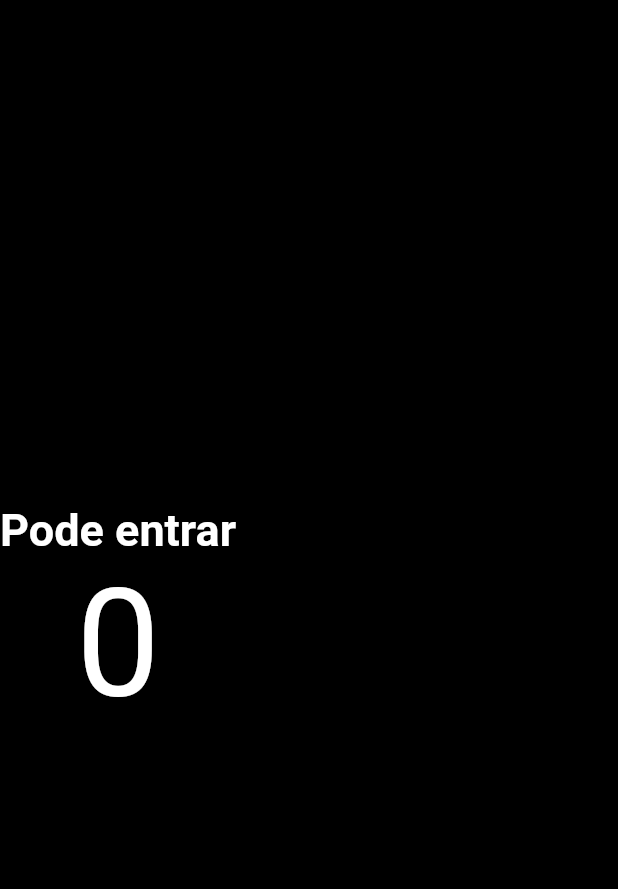
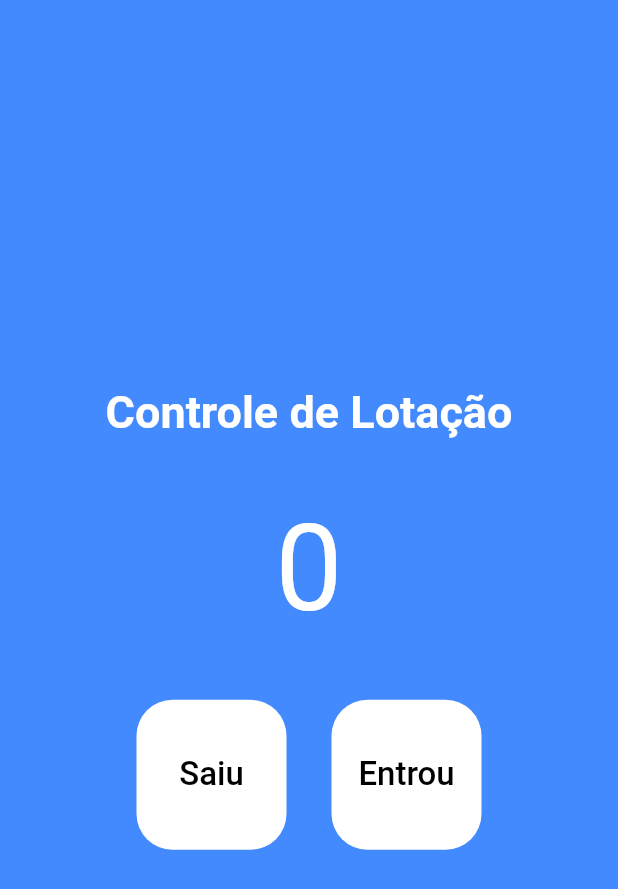
Before and after one commit to IvanHSilva/flutter_app01_people_counter, a Flutter app: the screen it shows after launch, on a phone screen of 412 x 824 dp. Shown: the top 889 px of the screen. Run offline on Flutter 3.47's test engine with Material 2 defaults, Android fonts, the phone set to English and light mode, and no system bars.

Commit message:
Buttons and layout size anda alignment

```diff
--- a/lib/main.dart
+++ b/lib/main.dart
@@ -18,27 +18,85 @@ class MyApp extends StatelessWidget {
 class HomePage extends StatelessWidget {
   const HomePage({Key? key}) : super(key: key);
 
+  void decrement() {
+    print('Saiu...');
+  }
+
+  void increment() {
+    print('Entrou...');
+  }
+
   @override
   Widget build(BuildContext context) {
     return Scaffold(
-      backgroundColor: Colors.black,
+      backgroundColor: Colors.blueAccent,
       body: Column(
         mainAxisAlignment: MainAxisAlignment.center,
-        children: const [
-          Text(
-            'Pode entrar',
+        children: [
+          const Text(
+            'Controle de Lotação',
             style: TextStyle(
               fontSize: 30,
               color: Colors.white,
               fontWeight: FontWeight.bold,
             ),
           ),
-          Text(
-            '0',
-            style: TextStyle(
-              fontSize: 100,
-              color: Colors.white,
+          const Padding(
+            padding: EdgeInsets.all(40),
+            child: Text(
+              '0',
+              style: TextStyle(
+                fontSize: 80,
+                color: Colors.white,
+              ),
             ),
+          ),
+          // SizedBox(height: 32),
+          Row(
+            mainAxisAlignment: MainAxisAlignment.center,
+            children: [
+              TextButton(
+                onPressed: decrement,
+                style: TextButton.styleFrom(
+                  backgroundColor: Colors.white,
+                  fixedSize: const Size(100, 100),
+                  // padding: const EdgeInsets.all(32),
+                  primary: Colors.black,
+                  shape: RoundedRectangleBorder(
+                    // side: BorderSide(color: Colors.green, width: 3,),
+                    borderRadius: BorderRadius.circular(24),
+                  ),
+                ),
+                child: const Text(
+                  'Saiu',
+                  style: TextStyle(
+                    color: Colors.black,
+                    fontSize: 22,
+                  ),
+                ),
+              ),
+              const SizedBox(width: 30),
+              TextButton(
+                onPressed: increment,
+                style: TextButton.styleFrom(
+                  backgroundColor: Colors.white,
+                  fixedSize: const Size(100, 100),
+                  // padding: const EdgeInsets.all(32),
+                  primary: Colors.black,
+                  shape: RoundedRectangleBorder(
+                    // side: BorderSide(color: Colors.green, width: 3,),
+                    borderRadius: BorderRadius.circular(24),
+                  ),
+                ),
+                child: const Text(
+                  'Entrou',
+                  style: TextStyle(
+                    color: Colors.black,
+                    fontSize: 22,
+                  ),
+                ),
+              ),
+            ],
           ),
         ],
       ),
```
Also changed, not shown: 8 other files.
